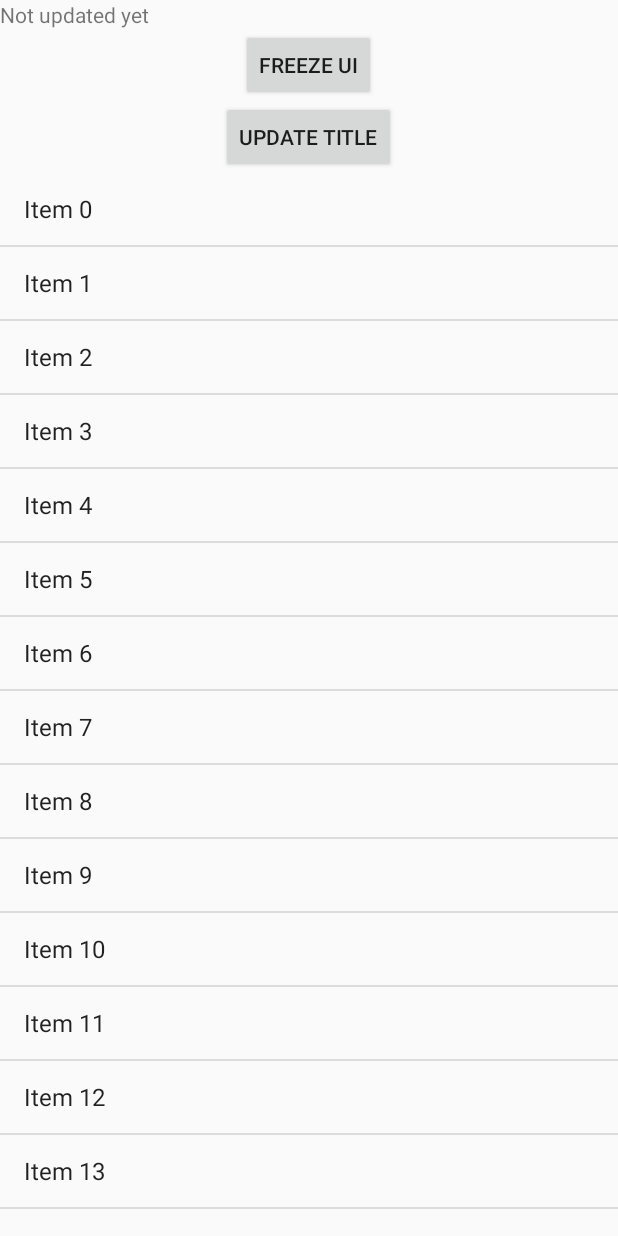
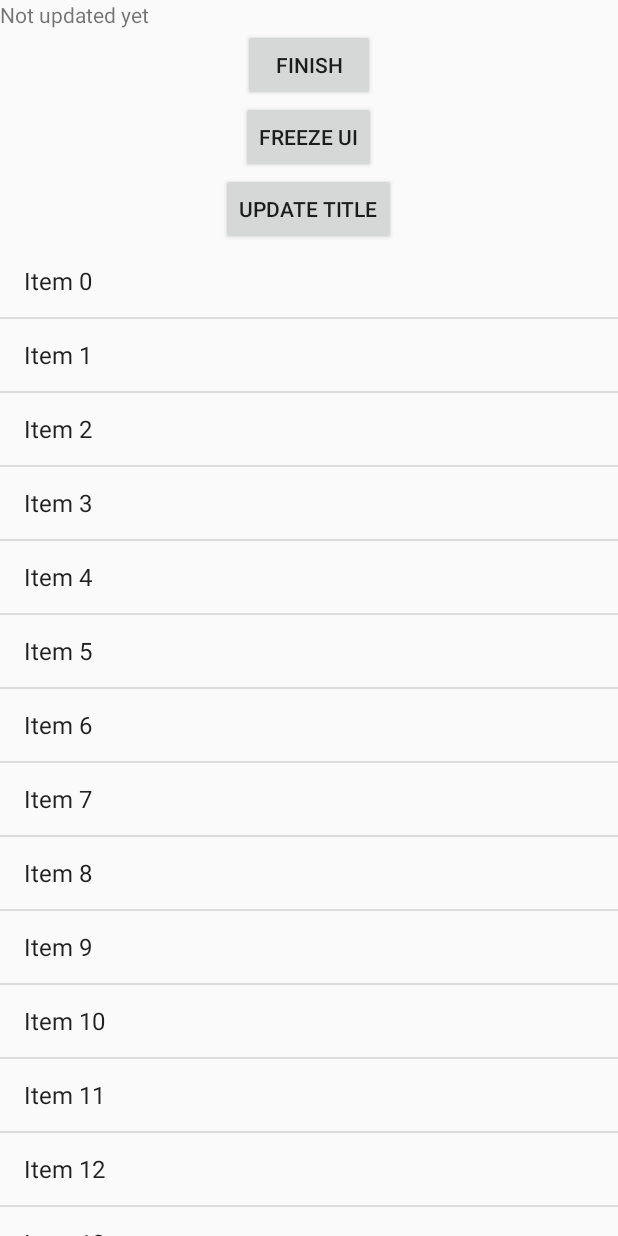
Before and after one commit to square/papa, an Android app: the screen it shows after launch (MainActivity), on a phone screen of 412 x 824 dp. Run offline under Robolectric (Android 15) with nearby library versions, the phone set to English and light mode, and no system bars; libraries missing offline, so code that uses them is left out: androidx.metrics.performance, curtains.phoneWindow, curtains.windowAttachCount, logcat.logcat; 2 statements that could not run were skipped.

```diff
--- a/sample/src/main/java/com/squareup/tart/sample/MainActivity.kt
+++ b/sample/src/main/java/com/squareup/tart/sample/MainActivity.kt
@@ -20,6 +20,10 @@ class MainActivity : AppCompatActivity() {
     super.onCreate(savedInstanceState)
 
     setContentView(R.layout.main)
+
+    findViewById<View>(R.id.finish_activity).setOnClickListener {
+      finish()
+    }
 
     findViewById<View>(R.id.freeze_ui).setOnClickListener {
       Handler(Looper.getMainLooper()).postDelayed({
--- a/sample/src/main/res/layout/main.xml
+++ b/sample/src/main/res/layout/main.xml
@@ -13,6 +13,12 @@
       android:layout_width="match_parent"
       android:layout_height="wrap_content"
       android:text="Not updated yet"
+      />
+  <Button
+      android:id="@+id/finish_activity"
+      android:layout_width="wrap_content"
+      android:layout_height="wrap_content"
+      android:text="Finish"
       />
   <Button
       android:id="@+id/freeze_ui"
```
Also changed, not shown: tart/src/main/java/tart/AppLaunchType.kt (+5 -4 lines), tart/src/main/java/tart/internal/PerfsActivityLifecycleCallbacks.kt (+18 -1 lines), tart/src/main/java/tart/legacy/Perfs.kt (+12 -3 lines).
